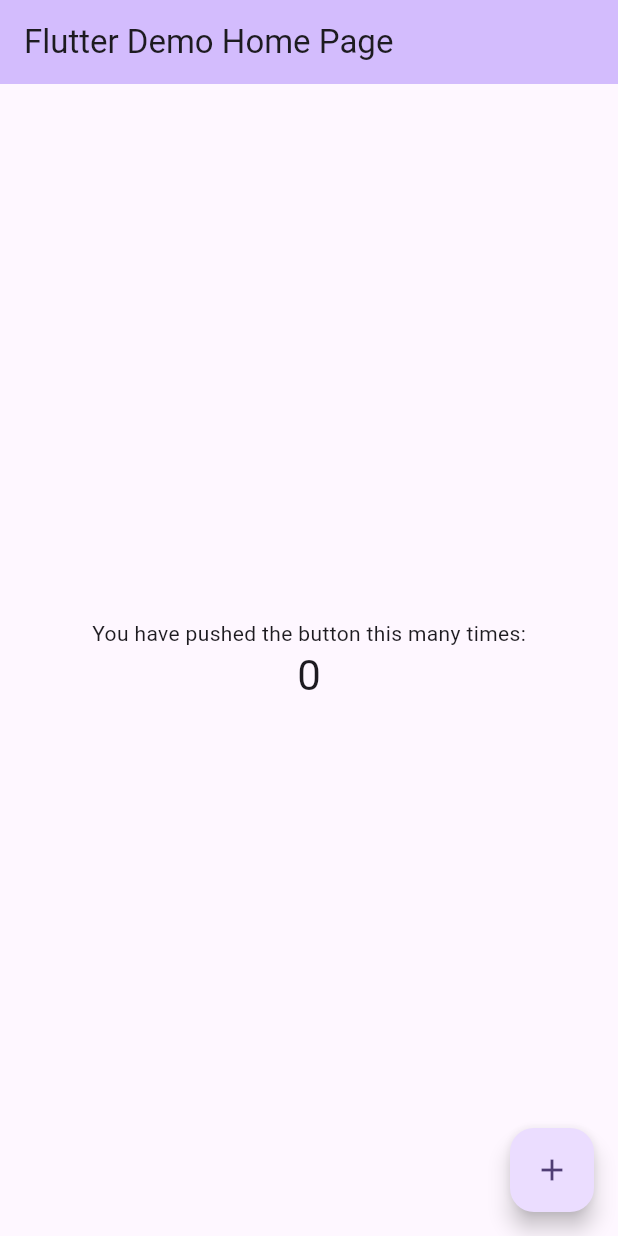
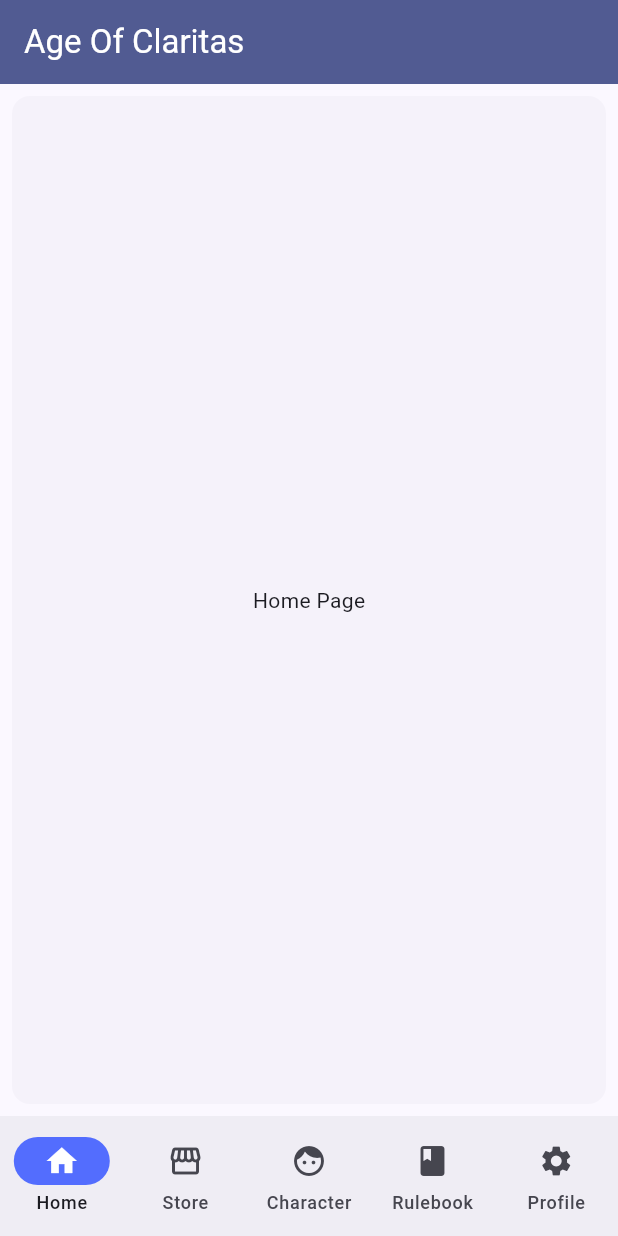
Before and after one commit to ty-e-boyd/claritas-flutter-app, a Flutter app: the screen it shows after launch, on a phone screen of 412 x 824 dp. Run offline on Flutter 3.47's test engine with Material 3 defaults, Android fonts, the phone set to English and light mode, and no system bars.

Commit message:
working on main navigator

```diff
--- a/lib/main.dart
+++ b/lib/main.dart
@@ -11,13 +11,14 @@ class MyApp extends StatelessWidget {
   @override
   Widget build(BuildContext context) {
     return MaterialApp(
-      title: 'Flutter Demo',
+      title: 'AoC',
       theme: ThemeData(
         // This is the theme of your application.
-        colorScheme: ColorScheme.fromSeed(seedColor: Colors.deepPurple),
+        colorScheme: ColorScheme.fromSeed(seedColor: Colors.indigo),
         useMaterial3: true,
       ),
-      home: const MyHomePage(title: 'Flutter Demo Home Page'),
+      home: const MyHomePage(title: 'Age Of Claritas'),
+      debugShowCheckedModeBanner: false,
     );
   }
 }
@@ -32,40 +33,75 @@ class MyHomePage extends StatefulWidget {
 }
 
 class _MyHomePageState extends State<MyHomePage> {
-  int _counter = 0;
-
-  void _incrementCounter() {
-    setState(() {
-      _counter++;
-    });
-  }
+  int currentPageIndex = 0;
 
   @override
   Widget build(BuildContext context) {
     return Scaffold(
       appBar: AppBar(
-        backgroundColor: Theme.of(context).colorScheme.inversePrimary,
-        title: Text(widget.title),
+        backgroundColor: Theme.of(context).colorScheme.primary,
+        title: Text(widget.title, style: const TextStyle(color: Colors.white)),
       ),
-      body: Center(
-        child: Column(
-          mainAxisAlignment: MainAxisAlignment.center,
-          children: <Widget>[
-            const Text(
-              'You have pushed the button this many times:',
-            ),
-            Text(
-              '$_counter',
-              style: Theme.of(context).textTheme.headlineMedium,
-            ),
-          ],
-        ),
+      bottomNavigationBar: NavigationBar(
+        onDestinationSelected: (int index) {
+          setState(() {
+            currentPageIndex = index;
+          });
+        },
+        indicatorColor: Colors.indigoAccent,
+        selectedIndex: currentPageIndex,
+        destinations: const <Widget>[
+          NavigationDestination(
+              selectedIcon: Icon(Icons.home, color: Colors.white),
+              icon: Icon(Icons.home),
+              label: 'Home'),
+          NavigationDestination(
+              selectedIcon: Icon(Icons.storefront, color: Colors.white),
+              icon: Icon(Icons.storefront),
+              label: 'Store'),
+          NavigationDestination(
+              selectedIcon: Icon(Icons.face, color: Colors.white),
+              icon: Icon(Icons.face),
+              label: 'Character'),
+          NavigationDestination(
+              selectedIcon: Icon(Icons.book, color: Colors.white),
+              icon: Icon(Icons.book),
+              label: 'Rulebook'),
+          NavigationDestination(
+              selectedIcon: Icon(Icons.settings, color: Colors.white),
+              icon: Icon(Icons.settings),
+              label: 'Profile')
+        ],
       ),
-      floatingActionButton: FloatingActionButton(
-        onPressed: _incrementCounter,
-        tooltip: 'Increment',
-        child: const Icon(Icons.add),
-      ),
+      body: <Widget>[
+        // Home Page
+        const Card(
+            shadowColor: Colors.transparent,
+            margin: EdgeInsets.all(8.0),
+            child: SizedBox.expand(child: Center(child: Text('Home Page')))),
+        // Store Page
+        const Card(
+            shadowColor: Colors.transparent,
+            margin: EdgeInsets.all(8.0),
+            child: SizedBox.expand(child: Center(child: Text('Store Page')))),
+        // Character Management Page
+        const Card(
+            shadowColor: Colors.transparent,
+            margin: EdgeInsets.all(8.0),
+            child:
+                SizedBox.expand(child: Center(child: Text('Character Page')))),
+        // Rulebook and Maps Page
+        const Card(
+            shadowColor: Colors.transparent,
+            margin: EdgeInsets.all(8.0),
+            child:
+                SizedBox.expand(child: Center(child: Text('Rulebook Page')))),
+        // Settings and Profile Page
+        const Card(
+            shadowColor: Colors.transparent,
+            margin: EdgeInsets.all(8.0),
+            child: SizedBox.expand(child: Center(child: Text('Profile Page')))),
+      ][currentPageIndex],
     );
   }
 }
--- a/pubspec.yaml
+++ b/pubspec.yaml
@@ -45,7 +45,7 @@ dev_dependencies:
   # activated in the `analysis_options.yaml` file located at the root of your
   # package. See that file for information about deactivating specific lint
   # rules and activating additional ones.
-  flutter_lints: ^2.0.0
+  flutter_lints: ^3.0.1
 
 # For information on the generic Dart part of this file, see the
 # following page: https://dart.dev/tools/pub/pubspec
```
Also changed, not shown: pubspec.lock, 3 other files.
